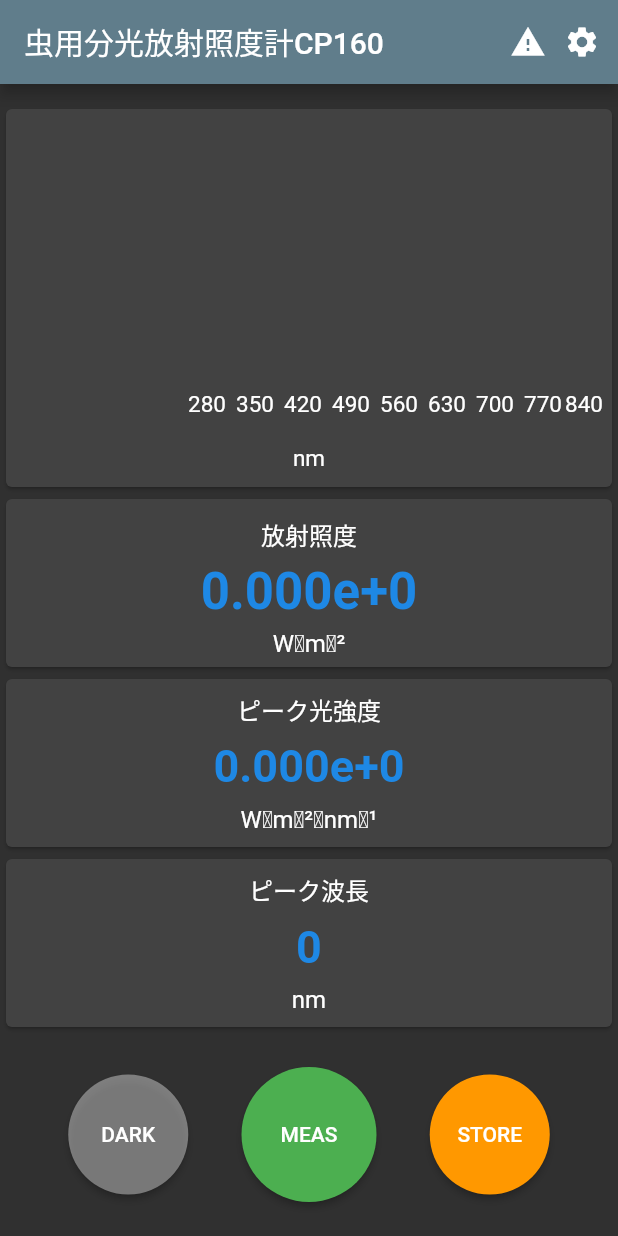
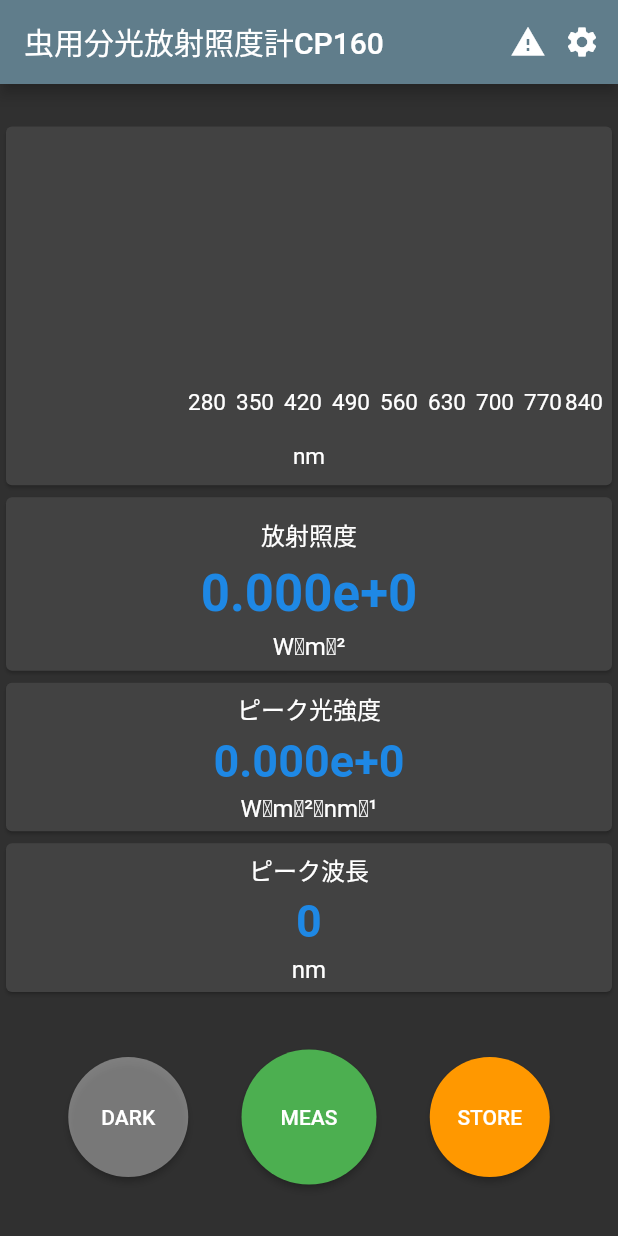
Before and after one commit to colorpyxis-nobuodenshi/uvvisspec-cp160-android-app, a Flutter app: the screen it shows after launch, on a phone screen of 412 x 824 dp. Run offline on Flutter 3.47's test engine with Material 2 defaults, Android fonts, the phone set to English and light mode, and no system bars; our stand-ins replace charts_flutter, permission_handler, rxdart; missing offline and left inert: external_path, usb_serial.

Commit message:
2022/8/23.

```diff
--- a/lib/main.dart
+++ b/lib/main.dart
@@ -129,6 +129,8 @@ class HomeState extends State<Home> {
 
   @override
   Widget build(BuildContext context) {
+    final width = MediaQuery.of(context).size.width;
+    final height = MediaQuery.of(context).size.height;
     var integratedLightIntensityLabel = "放射照度";
     switch (_settings.measureMode) {
       case MeasureMode.irradiance:
@@ -201,8 +203,8 @@ class HomeState extends State<Home> {
                 mainAxisAlignment: MainAxisAlignment.spaceEvenly,
                 children: <Widget>[
                   SizedBox(
-                      width: 700,
-                      height: 260,
+                      width: width,
+                      height: height / 100 * 30,
                       child: Card(
                         child: SpectralLineChart.create(
                             _spectralWl,
@@ -211,8 +213,8 @@ class HomeState extends State<Home> {
                             _settings.sumRangeMax),
                       )),
                   SizedBox(
-                    height: 120,
-                    width: 700,
+                    height: height / 100 * 15,
+                    width: width,
                     child: Card(
                       child: Column(
                         mainAxisAlignment: MainAxisAlignment.spaceEvenly,
@@ -246,8 +248,8 @@ class HomeState extends State<Home> {
                     ),
                   ),
                   SizedBox(
-                    height: 120,
-                    width: 700,
+                    height: height / 100 * 13,
+                    width: width,
                     child: Card(
                       child: Column(
                         mainAxisAlignment: MainAxisAlignment.spaceEvenly,
@@ -277,8 +279,8 @@ class HomeState extends State<Home> {
                     ),
                   ),
                   SizedBox(
-                    height: 120,
-                    width: 700,
+                    height: height / 100 * 13,
+                    width: width,
                     child: Card(
                       child: Column(
                         mainAxisAlignment: MainAxisAlignment.spaceEvenly,
```
